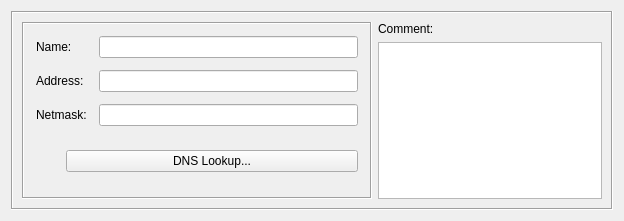
Before: the Qt Designer form src/libgui/ipv4dialog_q.ui in fwbuilder/fwbuilder, drawn with Qt 5.
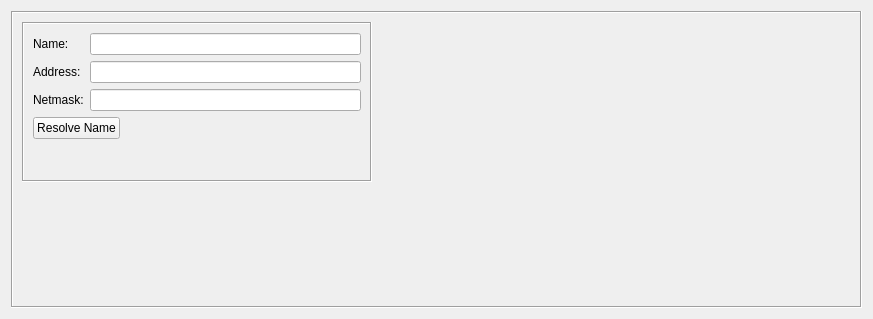
After: the same form once the commit is applied. Custom widgets are drawn as their Qt base class.

Commit message:
Manually merged keyword management/filtering code from fortress. All dialogs modified to include custom keyword/comment widget.
Also added first cut at 'dynamic group' implementation.

Patch:
```diff
--- a/src/libgui/ipv4dialog_q.ui
+++ b/src/libgui/ipv4dialog_q.ui
@@ -9,8 +9,8 @@
    <rect>
     <x>0</x>
     <y>0</y>
-    <width>624</width>
-    <height>221</height>
+    <width>873</width>
+    <height>319</height>
    </rect>
   </property>
   <property name="windowTitle">
@@ -31,25 +31,27 @@
      <property name="frameShadow">
       <enum>QFrame::Sunken</enum>
      </property>
-     <layout class="QGridLayout">
-      <item row="0" column="0" rowspan="2">
+     <layout class="QGridLayout" name="gridLayout_2">
+      <item row="0" column="0">
+       <layout class="QVBoxLayout" name="verticalLayout">
+        <item>
        <widget class="QFrame" name="frame14">
         <property name="sizePolicy">
-         <sizepolicy hsizetype="Fixed" vsizetype="Preferred">
-          <horstretch>0</horstretch>
-          <verstretch>0</verstretch>
+           <sizepolicy hsizetype="Minimum" vsizetype="Fixed">
+            <horstretch>2</horstretch>
+            <verstretch>2</verstretch>
          </sizepolicy>
         </property>
         <property name="minimumSize">
          <size>
           <width>350</width>
-          <height>0</height>
+            <height>160</height>
          </size>
         </property>
         <property name="maximumSize">
          <size>
           <width>350</width>
-          <height>16777215</height>
+            <height>160</height>
          </size>
         </property>
         <property name="frameShape">
@@ -58,13 +60,7 @@
         <property name="frameShadow">
          <enum>QFrame::Sunken</enum>
         </property>
-        <layout class="QGridLayout">
-         <property name="margin">
-          <number>12</number>
-         </property>
-         <property name="spacing">
-          <number>12</number>
-         </property>
+          <layout class="QFormLayout" name="formLayout">
          <item row="0" column="0">
           <widget class="QLabel" name="textLabel1">
            <property name="text">
@@ -132,77 +128,44 @@
           </widget>
          </item>
          <item row="3" column="0" colspan="2">
-          <layout class="QHBoxLayout">
-           <property name="spacing">
-            <number>2</number>
-           </property>
+            <widget class="QPushButton" name="dnsLookup">
+             <property name="sizePolicy">
+              <sizepolicy hsizetype="Fixed" vsizetype="Fixed">
+               <horstretch>0</horstretch>
+               <verstretch>0</verstretch>
+              </sizepolicy>
+             </property>
+             <property name="text">
+              <string>Resolve Name</string>
+             </property>
+            </widget>
+           </item>
+          </layout>
+         </widget>
+        </item>
            <item>
-            <spacer>
+         <spacer name="verticalSpacer">
              <property name="orientation">
               <enum>Qt::Vertical</enum>
              </property>
-             <property name="sizeType">
-              <enum>QSizePolicy::MinimumExpanding</enum>
-             </property>
              <property name="sizeHint" stdset="0">
               <size>
-               <width>30</width>
-               <height>5</height>
+            <width>20</width>
+            <height>40</height>
               </size>
              </property>
             </spacer>
            </item>
-           <item>
-            <widget class="QPushButton" name="dnsLookup">
-             <property name="text">
-              <string>DNS Lookup...</string>
-             </property>
-            </widget>
-           </item>
-          </layout>
-         </item>
-        </layout>
-       </widget>
+       </layout>
       </item>
       <item row="0" column="1">
-       <widget class="QLabel" name="textLabel2">
-        <property name="sizePolicy">
-         <sizepolicy hsizetype="Preferred" vsizetype="Fixed">
-          <horstretch>0</horstretch>
-          <verstretch>0</verstretch>
-         </sizepolicy>
-        </property>
-        <property name="text">
-         <string>Comment:</string>
-        </property>
-        <property name="wordWrap">
-         <bool>false</bool>
-        </property>
-       </widget>
-      </item>
-      <item row="1" column="1">
-       <widget class="TextEditWidget" name="comment">
+       <widget class="CommentKeywords" name="commentKeywords" native="true">
         <property name="sizePolicy">
          <sizepolicy hsizetype="Expanding" vsizetype="Expanding">
           <horstretch>0</horstretch>
-          <verstretch>100</verstretch>
+          <verstretch>0</verstretch>
          </sizepolicy>
         </property>
-        <property name="minimumSize">
-         <size>
-          <width>200</width>
-          <height>0</height>
-         </size>
-        </property>
-        <property name="maximumSize">
-         <size>
-          <width>16777215</width>
-          <height>180</height>
-         </size>
-        </property>
-        <property name="tabChangesFocus">
-         <bool>true</bool>
-        </property>
        </widget>
       </item>
      </layout>
@@ -212,9 +175,10 @@
  </widget>
  <customwidgets>
   <customwidget>
-   <class>TextEditWidget</class>
-   <extends>QTextEdit</extends>
-   <header>TextEditWidget.h</header>
+   <class>CommentKeywords</class>
+   <extends>QWidget</extends>
+   <header>CommentKeywords.h</header>
+   <container>1</container>
   </customwidget>
  </customwidgets>
  <tabstops>
```
Left out of the diff: 65 changed lines with no effect on the pictures. Lines whose indentation alone changed are shown as unchanged. The commit also changes 87 other files.
